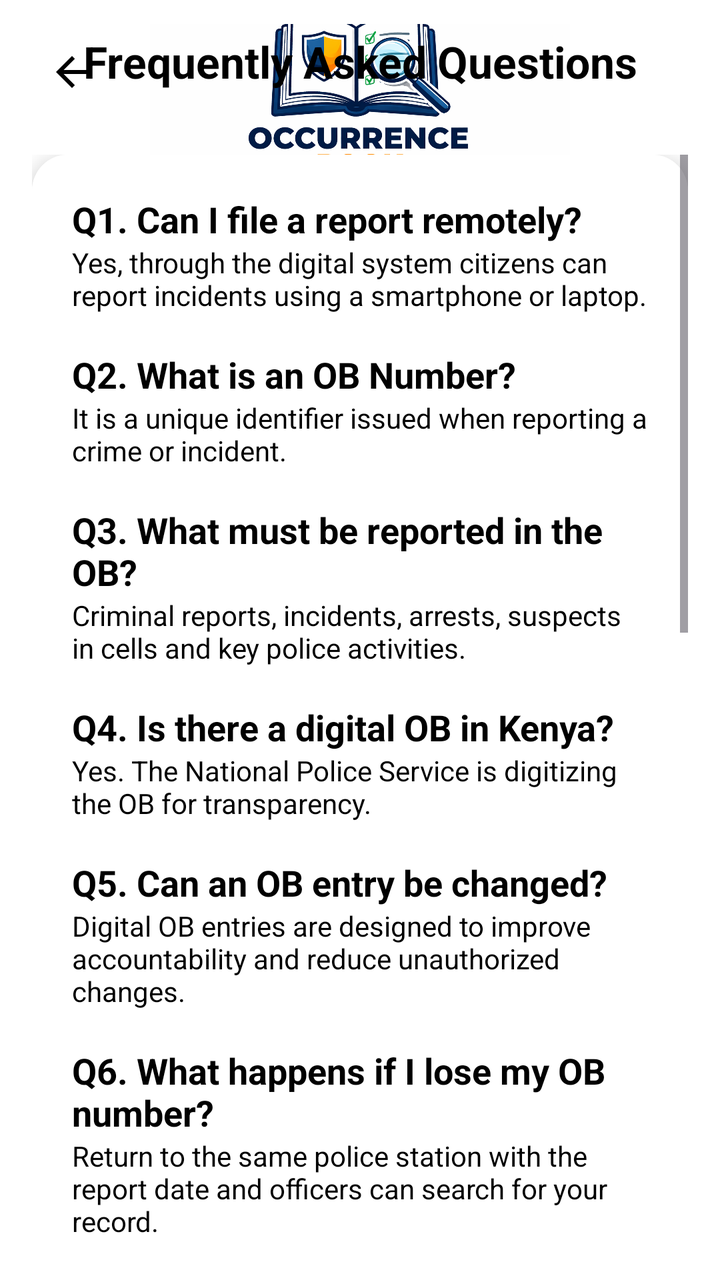
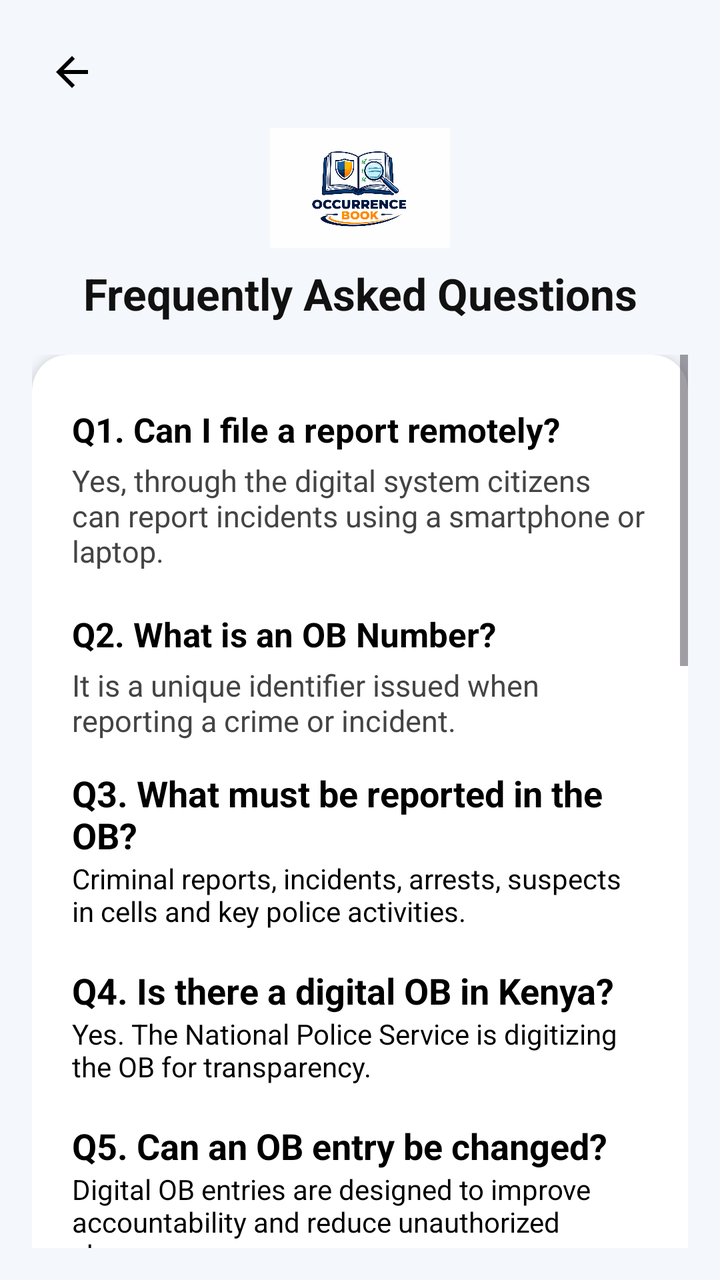

Before-and-after screenshots of an Android layout around one commit, followed by the original layout XML and the change that was made.
<!-- AndroidManifest.xml: application theme Theme.App -->
<!-- res/layout/activity_faq.xml -->
<?xml version="1.0" encoding="utf-8"?>
<androidx.constraintlayout.widget.ConstraintLayout
    xmlns:android="http://schemas.android.com/apk/res/android"
    xmlns:app="http://schemas.android.com/apk/res-auto"
    xmlns:tools="http://schemas.android.com/tools"
    android:id="@+id/main"
    android:layout_width="match_parent"
    android:layout_height="match_parent"
    android:background="#FFFFFF"
    tools:context=".FaqActivity">

    
    <ImageView
        android:id="@+id/backBtn"
        android:layout_width="40dp"
        android:layout_height="40dp"
        android:layout_marginStart="16dp"
        android:layout_marginTop="16dp"
        android:padding="8dp"
        android:src="@drawable/ic_back"
        app:tint="@android:color/black"
        android:contentDescription="Back"
        app:layout_constraintTop_toTopOf="parent"
        app:layout_constraintStart_toStartOf="parent"/>

    <include layout="@layout/activity_header_logo"/>


    
    <TextView
        android:id="@+id/txtFaqTitle"
        android:layout_width="0dp"
        android:layout_height="wrap_content"
        android:text="Frequently Asked Questions"
        android:textStyle="bold"
        android:textSize="22sp"
        android:textColor="#000000"
        android:gravity="center"
        android:padding="16dp"
        app:layout_constraintTop_toTopOf="parent"
        app:layout_constraintStart_toStartOf="parent"
        app:layout_constraintEnd_toEndOf="parent"/>

    
    <ScrollView
        android:layout_width="0dp"
        android:layout_height="0dp"
        android:background="#FFFFFF"
        android:fillViewport="true"
        android:layout_margin="16dp"
        app:layout_constraintTop_toBottomOf="@id/txtFaqTitle"
        app:layout_constraintBottom_toBottomOf="parent"
        app:layout_constraintStart_toStartOf="parent"
        app:layout_constraintEnd_toEndOf="parent">

        <LinearLayout
            android:layout_width="match_parent"
            android:layout_height="wrap_content"
            android:orientation="vertical">

            <androidx.cardview.widget.CardView
                android:layout_width="match_parent"
                android:layout_height="wrap_content"
                app:cardCornerRadius="18dp"
                app:cardElevation="6dp"
                app:cardBackgroundColor="#FFFFFF">

                <LinearLayout
                    android:layout_width="match_parent"
                    android:layout_height="wrap_content"
                    android:orientation="vertical"
                    android:padding="20dp"
                    android:background="#FFFFFF">

                    
                    <TextView
                        android:layout_width="match_parent"
                        android:layout_height="wrap_content"
                        android:text="Q1. Can I file a report remotely?"
                        android:textStyle="bold"
                        android:textSize="18sp"
                        android:textColor="#000000"/>

                    <TextView
                        android:layout_width="match_parent"
                        android:layout_height="wrap_content"
                        android:text="Yes, through the digital system citizens can report incidents using a smartphone or laptop."
                        android:textColor="#000000"
                        android:paddingBottom="18dp"/>

                    
                    <TextView
                        android:layout_width="match_parent"
                        android:layout_height="wrap_content"
                        android:text="Q2. What is an OB Number?"
                        android:textStyle="bold"
                        android:textSize="18sp"
                        android:textColor="#000000"/>

                    <TextView
                        android:layout_width="match_parent"
                        android:layout_height="wrap_content"
                        android:text="It is a unique identifier issued when reporting a crime or incident."
                        android:textColor="#000000"
                        android:paddingBottom="18dp"/>

                    
                    <TextView
                        android:layout_width="match_parent"
                        android:layout_height="wrap_content"
                        android:text="Q3. What must be reported in the OB?"
                        android:textStyle="bold"
                        android:textSize="18sp"
                        android:textColor="#000000"/>

                    <TextView
                        android:layout_width="match_parent"
                        android:layout_height="wrap_content"
                        android:text="Criminal reports, incidents, arrests, suspects in cells and key police activities."
                        android:textColor="#000000"
                        android:paddingBottom="18dp"/>

                    
                    <TextView
                        android:layout_width="match_parent"
                        android:layout_height="wrap_content"
                        android:text="Q4. Is there a digital OB in Kenya?"
                        android:textStyle="bold"
                        android:textSize="18sp"
                        android:textColor="#000000"/>

                    <TextView
                        android:layout_width="match_parent"
                        android:layout_height="wrap_content"
                        android:text="Yes. The National Police Service is digitizing the OB for transparency."
                        android:textColor="#000000"
                        android:paddingBottom="18dp"/>

                    
                    <TextView
                        android:layout_width="match_parent"
                        android:layout_height="wrap_content"
                        android:text="Q5. Can an OB entry be changed?"
                        android:textStyle="bold"
                        android:textSize="18sp"
                        android:textColor="#000000"/>

                    <TextView
                        android:layout_width="match_parent"
                        android:layout_height="wrap_content"
                        android:text="Digital OB entries are designed to improve accountability and reduce unauthorized changes."
                        android:textColor="#000000"
                        android:paddingBottom="18dp"/>

                    
                    <TextView
                        android:layout_width="match_parent"
                        android:layout_height="wrap_content"
                        android:text="Q6. What happens if I lose my OB number?"
                        android:textStyle="bold"
                        android:textSize="18sp"
                        android:textColor="#000000"/>

                    <TextView
                        android:layout_width="match_parent"
                        android:layout_height="wrap_content"
                        android:text="Return to the same police station with the report date and officers can search for your record."
                        android:textColor="#000000"
                        android:paddingBottom="18dp"/>

                    
                    <TextView
                        android:layout_width="match_parent"
                        android:layout_height="wrap_content"
                        android:text="Q7. Who can access the OB system?"
                        android:textStyle="bold"
                        android:textSize="18sp"
                        android:textColor="#000000"/>

                    <TextView
                        android:layout_width="match_parent"
                        android:layout_height="wrap_content"
                        android:text="Only authorized police officers and system admins can access full records."
                        android:textColor="#000000"
                        android:paddingBottom="18dp"/>

                    
                    <TextView
                        android:layout_width="match_parent"
                        android:layout_height="wrap_content"
                        android:text="Q8. Can I update my report after submission?"
                        android:textStyle="bold"
                        android:textSize="18sp"
                        android:textColor="#000000"/>

                    <TextView
                        android:layout_width="match_parent"
                        android:layout_height="wrap_content"
                        android:text="Yes, but only through authorized officers or admin access."
                        android:textColor="#000000"
                        android:paddingBottom="18dp"/>

                    
                    <TextView
                        android:layout_width="match_parent"
                        android:layout_height="wrap_content"
                        android:text="Q9. Is the OB system secure?"
                        android:textStyle="bold"
                        android:textSize="18sp"
                        android:textColor="#000000"/>

                    <TextView
                        android:layout_width="match_parent"
                        android:layout_height="wrap_content"
                        android:text="Yes, it uses authentication and database rules to prevent unauthorized access."
                        android:textColor="#000000"
                        android:paddingBottom="18dp"/>

                    
                    <TextView
                        android:layout_width="match_parent"
                        android:layout_height="wrap_content"
                        android:text="Q10. Can I access OB history?"
                        android:textStyle="bold"
                        android:textSize="18sp"
                        android:textColor="#000000"/>

                    <TextView
                        android:layout_width="match_parent"
                        android:layout_height="wrap_content"
                        android:text="Yes, users with permission can view past records in the system."
                        android:textColor="#000000"/>

                    
                    <TextView
                        android:layout_width="match_parent"
                        android:layout_height="wrap_content"
                        android:text="Q11. Can I delete an OB entry?"
                        android:textStyle="bold"
                        android:textSize="18sp"
                        android:textColor="#000000"/>

                    <TextView
                        android:layout_width="match_parent"
                        android:layout_height="wrap_content"
                        android:text="No, OB entries cannot be deleted. They are kept for accountability and records."
                        android:textColor="#000000"
                        android:paddingBottom="18dp"/>

                    
                    <TextView
                        android:layout_width="match_parent"
                        android:layout_height="wrap_content"
                        android:text="Q12. Who creates OB reports?"
                        android:textStyle="bold"
                        android:textSize="18sp"
                        android:textColor="#000000"/>

                    <TextView
                        android:layout_width="match_parent"
                        android:layout_height="wrap_content"
                        android:text="Reports are created by authorized officers or users with reporting access."
                        android:textColor="#000000"
                        android:paddingBottom="18dp"/>

                    
                    <TextView
                        android:layout_width="match_parent"
                        android:layout_height="wrap_content"
                        android:text="Q13. Can I access the system on mobile?"
                        android:textStyle="bold"
                        android:textSize="18sp"
                        android:textColor="#000000"/>

                    <TextView
                        android:layout_width="match_parent"
                        android:layout_height="wrap_content"
                        android:text="Yes, the system is mobile-friendly and works on smartphones and tablets."
                        android:textColor="#000000"
                        android:paddingBottom="18dp"/>

                    
                    <TextView
                        android:layout_width="match_parent"
                        android:layout_height="wrap_content"
                        android:text="Q14. What should I do if I forget my login details?"
                        android:textStyle="bold"
                        android:textSize="18sp"
                        android:textColor="#000000"/>

                    <TextView
                        android:layout_width="match_parent"
                        android:layout_height="wrap_content"
                        android:text="Use the password reset option or contact system support for recovery."
                        android:textColor="#000000"/>

                </LinearLayout>

            </androidx.cardview.widget.CardView>

        </LinearLayout>

    </ScrollView>

</androidx.constraintlayout.widget.ConstraintLayout>
<!-- res/layout/activity_header_logo.xml (included above) -->
<?xml version="1.0" encoding="utf-8"?>
<LinearLayout xmlns:android="http://schemas.android.com/apk/res/android"
    android:layout_width="match_parent"
    android:layout_height="100dp"
    android:orientation="horizontal"
    android:gravity="center_vertical"
    android:layout_marginTop="20dp"
    android:padding="12dp">


    <ImageView
        android:layout_width="0dp"
        android:layout_height="140dp"
        android:layout_weight="1"
        android:src="@drawable/logo_ob"
        android:scaleType="fitCenter"
        android:contentDescription="Logo"/>
</LinearLayout>
<!-- resources referenced by this layout -->
<resources>
  <!-- drawable ic_back (drawable) -->
  <vector xmlns:android="http://schemas.android.com/apk/res/android" android:autoMirrored="true" android:height="24dp" android:tint="#000000" android:viewportHeight="960" android:viewportWidth="960" android:width="24dp">
        
      <path android:fillColor="@android:color/white" android:pathData="M313,520L537,744L480,800L160,480L480,160L537,216L313,440L800,440L800,520L313,520Z"/>
      
  </vector>
  <!-- drawable logo_ob: png bitmap (drawable, 346392 bytes) -->
  <style name="Theme.App" parent="Base.Theme.App" />
  <style name="Base.Theme.App" parent="Theme.Material3.DayNight.NoActionBar">
          <item name="colorPrimary">#1A73E8</item>
          <item name="android:statusBarColor">@android:color/transparent</item>
          <item name="android:navigationBarColor">@android:color/transparent</item>
  
  
      </style>
</resources>

<!-- the commit's change to res/layout/activity_faq.xml (unified diff, before → after) -->
@@ -6,7 +6,7 @@
     android:id="@+id/main"
     android:layout_width="match_parent"
     android:layout_height="match_parent"
-    android:background="#FFFFFF"
+    android:background="#F4F8FC"
     tools:context=".FaqActivity">
 
     
@@ -18,13 +18,22 @@
         android:layout_marginTop="16dp"
         android:padding="8dp"
         android:src="@drawable/ic_back"
-        app:tint="@android:color/black"
+        app:tint="#000000"
         android:contentDescription="Back"
         app:layout_constraintTop_toTopOf="parent"
         app:layout_constraintStart_toStartOf="parent"/>
 
-    <include layout="@layout/activity_header_logo"/>
-
+    
+    <ImageView
+        android:id="@+id/logo"
+        android:layout_width="120dp"
+        android:layout_height="60dp"
+        android:layout_marginTop="8dp"
+        android:src="@drawable/logo_ob"
+        android:scaleType="fitCenter"
+        app:layout_constraintTop_toBottomOf="@id/backBtn"
+        app:layout_constraintStart_toStartOf="parent"
+        app:layout_constraintEnd_toEndOf="parent"/>
 
     
     <TextView
@@ -34,10 +43,10 @@
         android:text="Frequently Asked Questions"
         android:textStyle="bold"
         android:textSize="22sp"
-        android:textColor="#000000"
+        android:textColor="#111111"
         android:gravity="center"
-        android:padding="16dp"
-        app:layout_constraintTop_toTopOf="parent"
+        android:layout_marginTop="8dp"
+        app:layout_constraintTop_toBottomOf="@id/logo"
         app:layout_constraintStart_toStartOf="parent"
         app:layout_constraintEnd_toEndOf="parent"/>
 
@@ -45,32 +54,33 @@
     <ScrollView
         android:layout_width="0dp"
         android:layout_height="0dp"
-        android:background="#FFFFFF"
+        android:layout_margin="16dp"
         android:fillViewport="true"
-        android:layout_margin="16dp"
         app:layout_constraintTop_toBottomOf="@id/txtFaqTitle"
         app:layout_constraintBottom_toBottomOf="parent"
         app:layout_constraintStart_toStartOf="parent"
         app:layout_constraintEnd_toEndOf="parent">
 
+        
         <LinearLayout
             android:layout_width="match_parent"
-            android:layout_height="wrap_content"
-            android:orientation="vertical">
+            android:layout_height="match_parent"
+            android:orientation="vertical"
+            android:weightSum="1">
 
             <androidx.cardview.widget.CardView
                 android:layout_width="match_parent"
-                android:layout_height="wrap_content"
+                android:layout_height="0dp"
+                android:layout_weight="1"
                 app:cardCornerRadius="18dp"
-                app:cardElevation="6dp"
+                app:cardElevation="3dp"
                 app:cardBackgroundColor="#FFFFFF">
 
                 <LinearLayout
                     android:layout_width="match_parent"
                     android:layout_height="wrap_content"
                     android:orientation="vertical"
-                    android:padding="20dp"
-                    android:background="#FFFFFF">
+                    android:padding="20dp">
 
                     
                     <TextView
@@ -78,15 +88,18 @@
                         android:layout_height="wrap_content"
                         android:text="Q1. Can I file a report remotely?"
                         android:textStyle="bold"
-                        android:textSize="18sp"
-                        android:textColor="#000000"/>
+                        android:textSize="17sp"
+                        android:textColor="#000000"
+                        android:layout_marginTop="6dp"/>
 
                     <TextView
                         android:layout_width="match_parent"
                         android:layout_height="wrap_content"
                         android:text="Yes, through the digital system citizens can report incidents using a smartphone or laptop."
-                        android:textColor="#000000"
-                        android:paddingBottom="18dp"/>
+                        android:textColor="#444444"
+                        android:textSize="15sp"
+                        android:layout_marginTop="4dp"
+                        android:layout_marginBottom="14dp"/>
 
                     
                     <TextView
@@ -94,15 +107,19 @@
                         android:layout_height="wrap_content"
                         android:text="Q2. What is an OB Number?"
                         android:textStyle="bold"
-                        android:textSize="18sp"
-                        android:textColor="#000000"/>
+                        android:textSize="17sp"
+                        android:textColor="#000000"
+                        android:layout_marginTop="6dp"/>
 
                     <TextView
                         android:layout_width="match_parent"
                         android:layout_height="wrap_content"
                         android:text="It is a unique identifier issued when reporting a crime or incident."
-                        android:textColor="#000000"
-                        android:paddingBottom="18dp"/>
+                        android:textColor="#444444"
+                        android:textSize="15sp"
+                        android:layout_marginTop="4dp"
+                        android:layout_marginBottom="14dp"/>
+
 
                     
                     <TextView
@@ -294,6 +311,7 @@
                         android:text="Use the password reset option or contact system support for recovery."
                         android:textColor="#000000"/>
 
+
                 </LinearLayout>
 
             </androidx.cardview.widget.CardView>
@@ -303,22 +321,3 @@
     </ScrollView>
 
 </androidx.constraintlayout.widget.ConstraintLayout>
-<!-- res/layout/activity_header_logo.xml (included above) -->
-<?xml version="1.0" encoding="utf-8"?>
-<LinearLayout xmlns:android="http://schemas.android.com/apk/res/android"
-    android:layout_width="match_parent"
-    android:layout_height="100dp"
-    android:orientation="horizontal"
-    android:gravity="center_vertical"
-    android:layout_marginTop="20dp"
-    android:padding="12dp">
-
-
-    <ImageView
-        android:layout_width="0dp"
-        android:layout_height="140dp"
-        android:layout_weight="1"
-        android:src="@drawable/logo_ob"
-        android:scaleType="fitCenter"
-        android:contentDescription="Logo"/>
-</LinearLayout>
